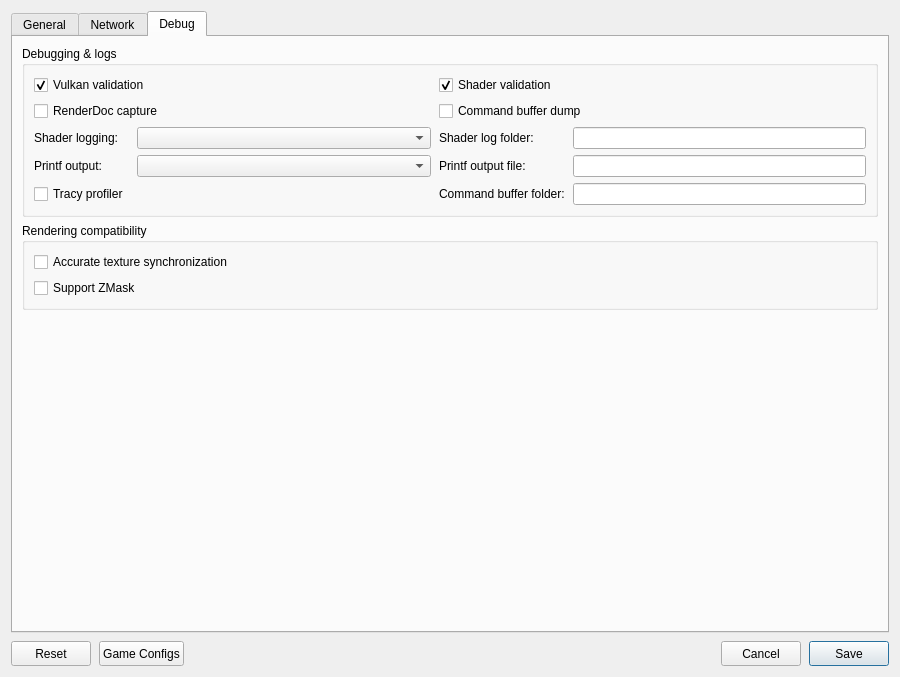
First picture: the form in src/launcher/forms/configuration_edit_dialog.ui, repository 0wn1/KytyPS5, before the edit.
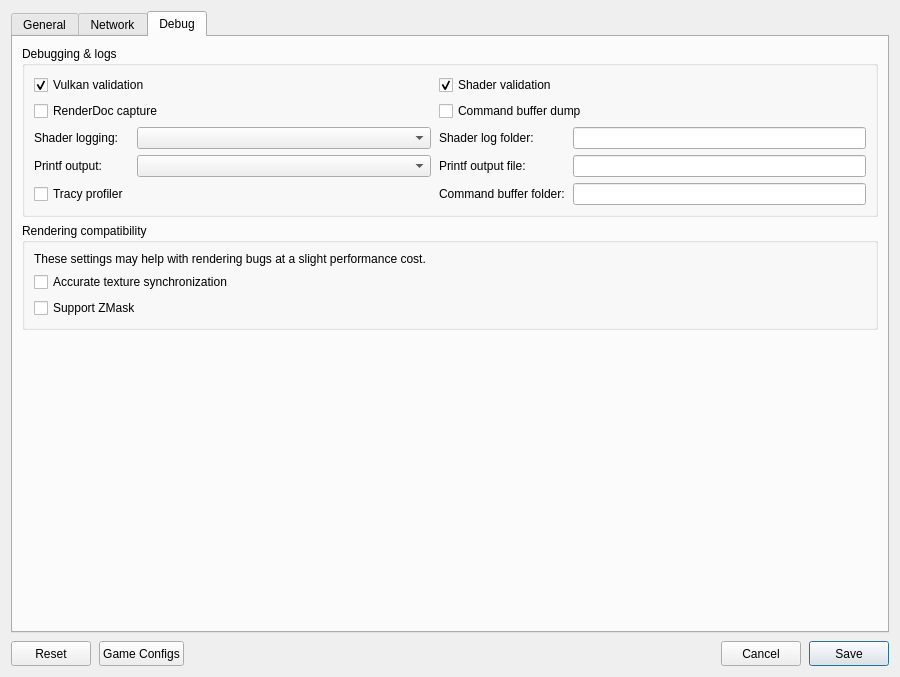
Second picture: the form after the edit. The open tabs and pages were chosen to show the change. Custom widgets are drawn as their Qt base class.

```diff
--- a/src/launcher/forms/configuration_edit_dialog.ui
+++ b/src/launcher/forms/configuration_edit_dialog.ui
@@ -481,6 +481,12 @@
         <widget class="QGroupBox" name="rendering_compatibility_group">
          <property name="title"><string>Rendering compatibility</string></property>
          <layout class="QVBoxLayout" name="renderingCompatibilityLayout">
+          <item>
+           <widget class="QLabel" name="label_rendering_compatibility">
+            <property name="text"><string>These settings may help with rendering bugs at a slight performance cost.</string></property>
+            <property name="wordWrap"><bool>true</bool></property>
+           </widget>
+          </item>
           <item>
            <widget class="QCheckBox" name="checkBox_sync_raw_image_buffers">
             <property name="toolTip"><string>Can fix missing textures and incorrect transparency (Resident Evil 2).</string></property>
```
